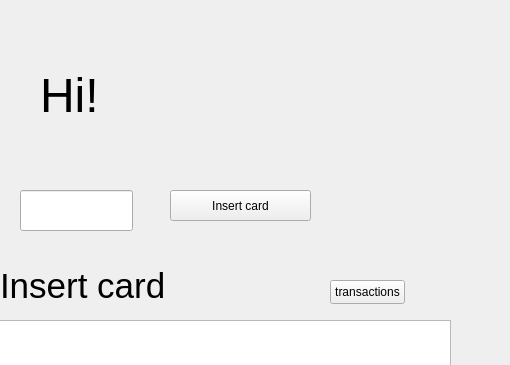
Qt form bank-automat/mainwindow.ui (JereKortesalmi/BankProject) before a commit; both pictures show x 290 to 800 and y 0 to 365 of the 800 by 600 pixel window.
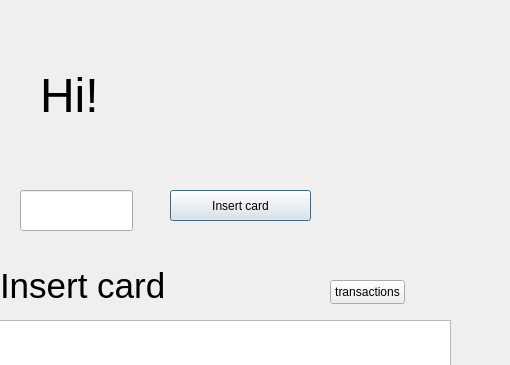
The same form after that commit.

Patch:
```diff
--- a/bank-automat/mainwindow.ui
+++ b/bank-automat/mainwindow.ui
@@ -85,6 +85,9 @@
     <property name="text">
      <string>Insert card</string>
     </property>
+    <property name="default">
+     <bool>true</bool>
+    </property>
    </widget>
    <widget class="QLineEdit" name="cardEdit">
     <property name="geometry">
```
Left out of the diff: 2 changed lines with no effect on the pictures.
